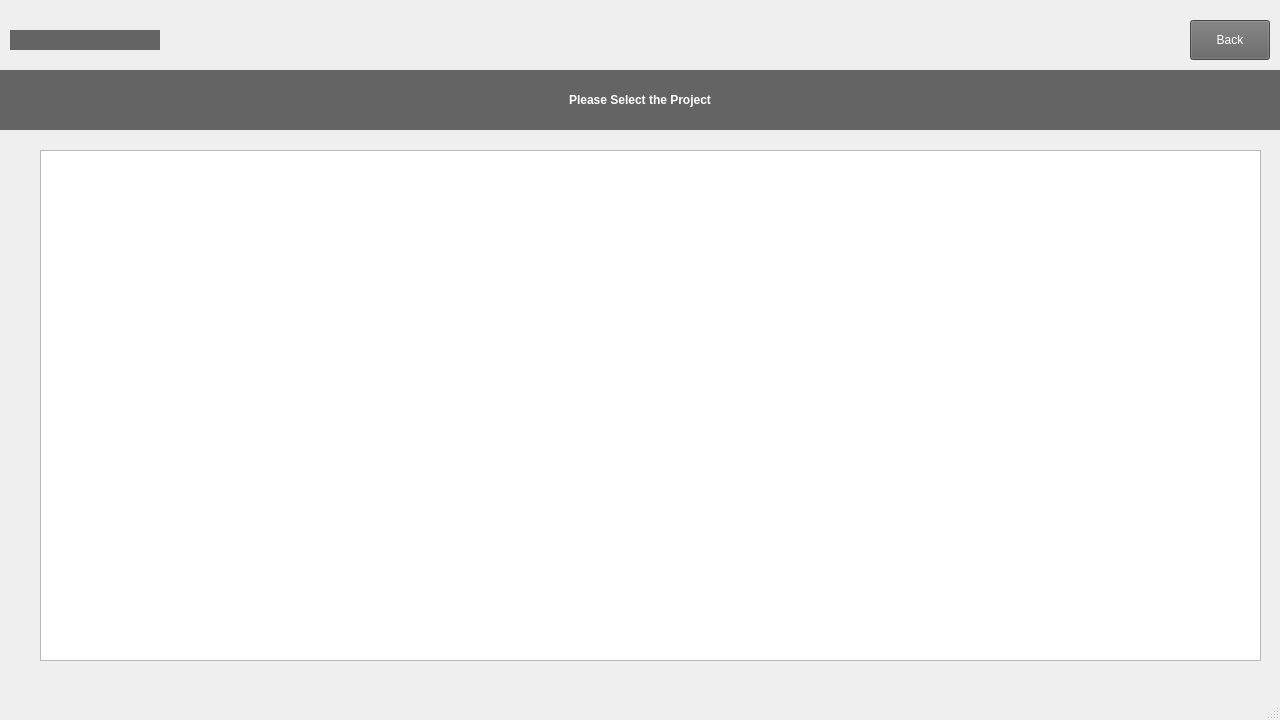
First picture: the form in code/Staging_Environment/Recovered/Staging_Environment_Recorverd/teammember_projectswindow.ui, repository muazzamaqeel/Software-Project-CTS-5, before the edit.
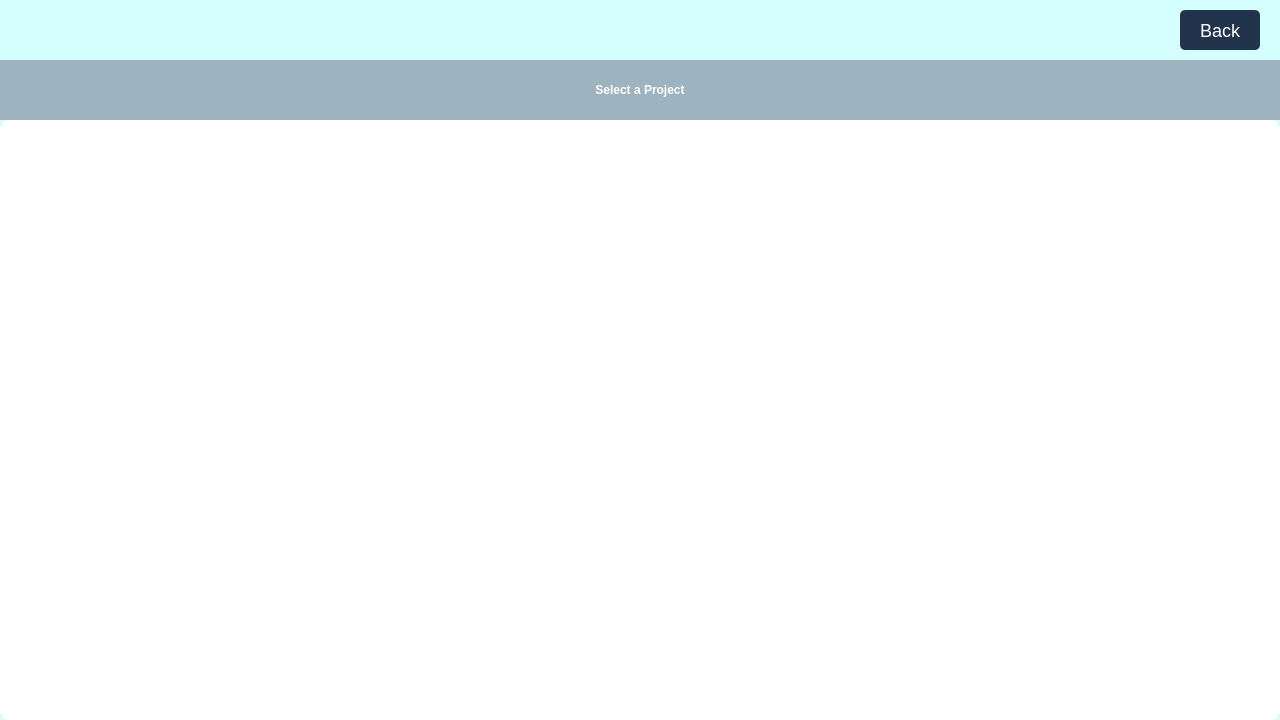
Second picture: the form after the edit. Icons and pictures are not drawn.

Commit message: Launchscreen and Project Window

Diff of the .ui file:
```diff
--- a/code/Staging_Environment/Recovered/Staging_Environment_Recorverd/teammember_projectswindow.ui
+++ b/code/Staging_Environment/Recovered/Staging_Environment_Recorverd/teammember_projectswindow.ui
@@ -23,34 +23,88 @@
    </size>
   </property>
   <property name="windowTitle">
-   <string>MainWindow</string>
+   <string>Scrummy 1.0</string>
+  </property>
+  <property name="styleSheet">
+   <string notr="true">QMainWindow {
+background-color: #D5FEFF;
+}</string>
   </property>
   <widget class="QWidget" name="centralwidget">
+   <property name="minimumSize">
+    <size>
+     <width>1280</width>
+     <height>720</height>
+    </size>
+   </property>
+   <layout class="QVBoxLayout" name="verticalLayout_2">
+    <property name="spacing">
+     <number>0</number>
+    </property>
+    <property name="leftMargin">
+     <number>0</number>
+    </property>
+    <property name="topMargin">
+     <number>0</number>
+    </property>
+    <property name="rightMargin">
+     <number>0</number>
+    </property>
+    <property name="bottomMargin">
+     <number>0</number>
+    </property>
+    <item>
+     <widget class="QWidget" name="topBarWidgetLayout" native="true">
+      <property name="minimumSize">
+       <size>
+        <width>1280</width>
+        <height>60</height>
+       </size>
+      </property>
+      <property name="maximumSize">
+       <size>
+        <width>16777215</width>
+        <height>60</height>
+       </size>
+      </property>
+      <property name="styleSheet">
+       <string notr="true">QWidget {
+background-color: #D5FEFF;
+}</string>
+      </property>
+      <layout class="QHBoxLayout" name="horizontalLayout">
+       <property name="spacing">
+        <number>0</number>
+       </property>
+       <property name="leftMargin">
+        <number>20</number>
+       </property>
+       <property name="topMargin">
+        <number>0</number>
+       </property>
+       <property name="rightMargin">
+        <number>20</number>
+       </property>
+       <property name="bottomMargin">
+        <number>0</number>
+       </property>
+       <item>
    <widget class="QLabel" name="logo">
-    <property name="geometry">
-     <rect>
-      <x>10</x>
-      <y>30</y>
-      <width>150</width>
-      <height>20</height>
-     </rect>
-    </property>
     <property name="minimumSize">
      <size>
-      <width>150</width>
-      <height>20</height>
+           <width>120</width>
+           <height>60</height>
      </size>
     </property>
     <property name="maximumSize">
      <size>
-      <width>150</width>
-      <height>20</height>
+           <width>120</width>
+           <height>60</height>
      </size>
     </property>
     <property name="styleSheet">
      <string notr="true">QLabel {
 font: 13pt &quot;Arial&quot;;
-background-color: rgb(100, 100, 100);
 color: white;
 }</string>
     </property>
@@ -66,54 +120,29 @@
     <property name="alignment">
      <set>Qt::AlignCenter</set>
     </property>
+         <property name="margin">
+          <number>5</number>
+         </property>
     <property name="indent">
-     <number>0</number>
-    </property>
-   </widget>
-   <widget class="QLabel" name="toplabel">
-    <property name="geometry">
-     <rect>
-      <x>0</x>
-      <y>70</y>
-      <width>1280</width>
-      <height>60</height>
-     </rect>
-    </property>
-    <property name="minimumSize">
+          <number>-1</number>
+         </property>
+        </widget>
+       </item>
+       <item>
+        <spacer name="horizontalSpacer">
+         <property name="orientation">
+          <enum>Qt::Horizontal</enum>
+         </property>
+         <property name="sizeHint" stdset="0">
      <size>
-      <width>1280</width>
-      <height>5</height>
-     </size>
-    </property>
-    <property name="maximumSize">
-     <size>
-      <width>1280</width>
-      <height>60</height>
-     </size>
-    </property>
-    <property name="styleSheet">
-     <string notr="true">QLabel {
-font: 24pt &quot;Arial&quot;;
-background-color: rgb(100, 100, 100);
-color: rgb(255, 255, 255);
-}</string>
-    </property>
-    <property name="text">
-     <string>&lt;html&gt;&lt;head/&gt;&lt;body&gt;&lt;p&gt;&lt;span style=&quot; font-weight:700;&quot;&gt;Please Select the Project&lt;/span&gt;&lt;/p&gt;&lt;/body&gt;&lt;/html&gt;</string>
-    </property>
-    <property name="alignment">
-     <set>Qt::AlignCenter</set>
-    </property>
-   </widget>
+           <width>40</width>
+           <height>20</height>
+          </size>
+         </property>
+        </spacer>
+       </item>
+       <item>
    <widget class="QPushButton" name="BackButton">
-    <property name="geometry">
-     <rect>
-      <x>1190</x>
-      <y>20</y>
-      <width>80</width>
-      <height>40</height>
-     </rect>
-    </property>
     <property name="minimumSize">
      <size>
       <width>80</width>
@@ -130,43 +159,165 @@
      <bool>false</bool>
     </property>
     <property name="styleSheet">
-     <string notr="true">QPushButton {
-font: 13pt &quot;Arial&quot;;
-background-color: rgb(100, 100, 100);
-color: rgb(255, 255, 255);
-}</string>
+          <string notr="true">/* Styles for QPushButton */
+QPushButton {
+    background-color: #22344C; /* Dark grey background */
+    color: white; /* White text */
+    border-radius: 5px; /* Rounded corners */
+    padding: 10px 20px; /* Padding around text */
+    font-size: 18px; /* Font size */
+    border: none; /* No border */
+    text-align: center; /* Center text */
+}
+
+QPushButton:hover {
+    background-color: #3A3A3A; /* Slightly lighter grey on hover */
+}
+
+QPushButton:pressed {
+    background-color: #1A1A1A; /* Even lighter grey for pressed state */
+}
+
+/* Styles for QPushButton when checked (selected) */
+QPushButton:checked {
+    border-bottom: 5px solid #D5FEFF; /* Slim green border at the bottom */
+}
+</string>
     </property>
     <property name="text">
      <string>Back</string>
     </property>
    </widget>
+       </item>
+      </layout>
+     </widget>
+    </item>
+    <item>
+     <widget class="QWidget" name="tableWidgetLayout" native="true">
+      <property name="minimumSize">
+       <size>
+        <width>1280</width>
+        <height>660</height>
+       </size>
+      </property>
+      <property name="styleSheet">
+       <string notr="true">QWiget {
+background-color: #22344C;
+}</string>
+      </property>
+      <layout class="QVBoxLayout" name="verticalLayout">
+       <property name="spacing">
+        <number>0</number>
+       </property>
+       <property name="leftMargin">
+        <number>0</number>
+       </property>
+       <property name="topMargin">
+        <number>0</number>
+       </property>
+       <property name="rightMargin">
+        <number>0</number>
+       </property>
+       <property name="bottomMargin">
+        <number>0</number>
+       </property>
+       <item>
+        <widget class="QLabel" name="toplabel">
+         <property name="minimumSize">
+          <size>
+           <width>1280</width>
+           <height>60</height>
+          </size>
+         </property>
+         <property name="maximumSize">
+          <size>
+           <width>16777215</width>
+           <height>60</height>
+          </size>
+         </property>
+         <property name="styleSheet">
+          <string notr="true">QLabel {
+font: 24pt &quot;Arial&quot;;
+background-color: #9EB3C0;
+color: rgb(255, 255, 255);
+}</string>
+         </property>
+         <property name="text">
+          <string>&lt;html&gt;&lt;head/&gt;&lt;body&gt;&lt;p&gt;&lt;span style=&quot; font-weight:700;&quot;&gt;Select a Project&lt;/span&gt;&lt;/p&gt;&lt;/body&gt;&lt;/html&gt;</string>
+         </property>
+         <property name="alignment">
+          <set>Qt::AlignCenter</set>
+         </property>
+        </widget>
+       </item>
+       <item>
    <widget class="QTableWidget" name="tm_project_table">
-    <property name="geometry">
-     <rect>
-      <x>40</x>
-      <y>150</y>
-      <width>1221</width>
-      <height>511</height>
-     </rect>
-    </property>
-   </widget>
+         <property name="minimumSize">
+          <size>
+           <width>1280</width>
+           <height>600</height>
+          </size>
+         </property>
+         <property name="styleSheet">
+          <string notr="true">/* QTableWidget Stylesheet */
+
+QTableWidget {
+    font: 14pt &quot;Arial&quot;;
+    color: black;
+    border: none;
+    background-color: white;
+    alternate-background-color: rgb(240, 240, 240);
+    selection-background-color: #D5FEFF;
+    selection-color: black;
+    gridline-color: rgb(200, 200, 200);
+    border-radius: 10px;
+}
+
+/* Header (Individual Columns) */
+QHeaderView::section {
+    background-color: #22344C;
+    color: white;
+    padding: 4px;
+    border: 1px solid white;
+    qproperty-horizontalStretch: 1;
+}
+
+/* Items (Cells) */
+QTableWidget::item {
+    padding: 8px;
+    font-size: 14px;
+}
+
+QTableWidget::item:selected {
+    color: black;
+    font-weight: bold;
+}
+
+/* Vertical ScrollBar */
+QScrollBar:vertical {
+    width: 0;
+}
+
+/* Horizontal ScrollBar */
+QScrollBar:horizontal {
+    height: 0;
+}
+</string>
+         </property>
+        </widget>
+       </item>
+      </layout>
+     </widget>
+    </item>
+   </layout>
    <zorder>logo</zorder>
    <zorder>BackButton</zorder>
    <zorder>toplabel</zorder>
    <zorder>tm_project_table</zorder>
   </widget>
-  <widget class="QMenuBar" name="menubar">
-   <property name="geometry">
-    <rect>
-     <x>0</x>
-     <y>0</y>
-     <width>1280</width>
-     <height>25</height>
-    </rect>
-   </property>
-  </widget>
-  <widget class="QStatusBar" name="statusbar"/>
- </widget>
- <resources/>
+ </widget>
+ <resources>
+  <include location="assets/resources.qrc"/>
+ </resources>
  <connections/>
 </ui>
```
Left out of the diff: 2 changed lines with no effect on the pictures. Lines whose indentation alone changed are shown as unchanged. The commit also changes 3 other files.
